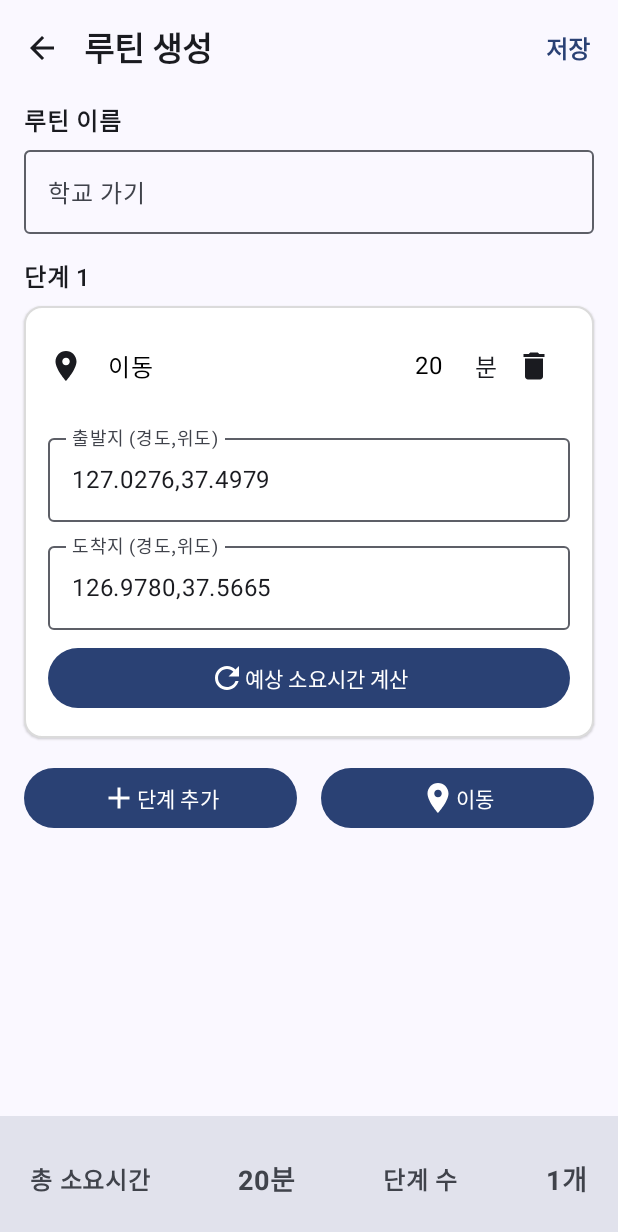
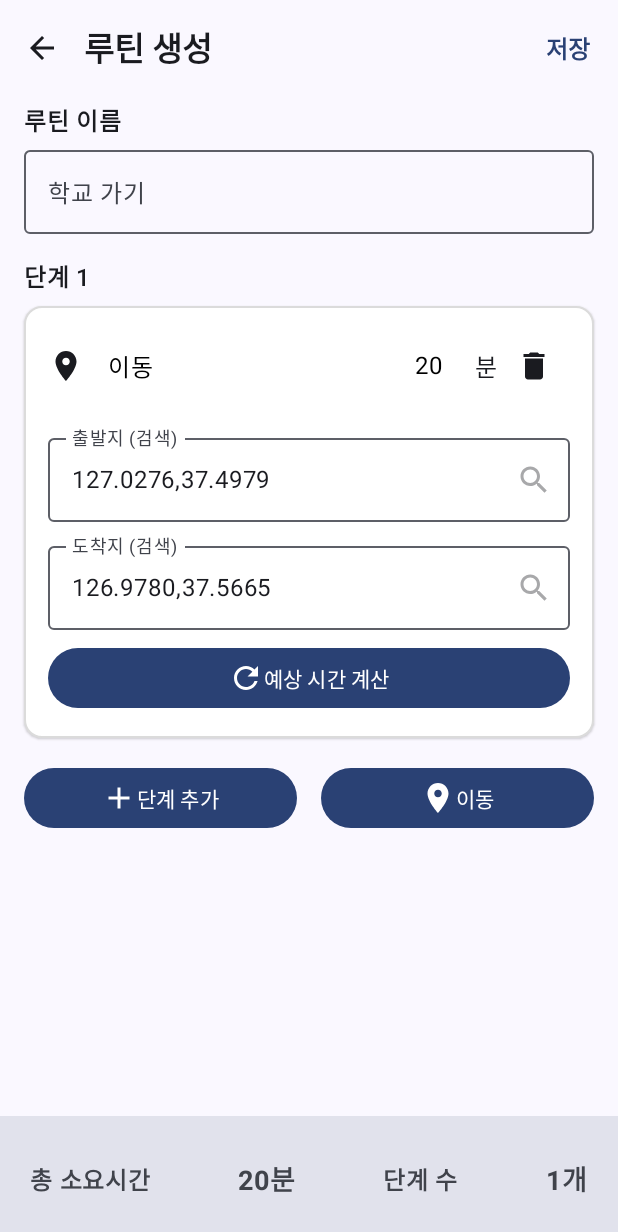
Before and after one commit to Br31-yeah/bigsister-android-br31, an Android app built with Jetpack Compose: the composable RoutineAddScreen called with empty values, after a tap on "이동", on a phone screen of 412 x 824 dp. Shown: the top 1232 px of the screen. Run offline under Robolectric (Android 15) with nearby library versions, the phone set to English and light mode, and no system bars; our stand-ins replace Dagger/Hilt's generated code, Room's generated code.

```diff
--- a/app/src/main/java/com/smwu/bigsister/ui/routine/RoutineAddScreen.kt
+++ b/app/src/main/java/com/smwu/bigsister/ui/routine/RoutineAddScreen.kt
@@ -1,6 +1,7 @@
 package com.smwu.bigsister.ui.routine
 
 import androidx.compose.foundation.BorderStroke
+import androidx.compose.foundation.clickable
 import androidx.compose.foundation.layout.Arrangement
 import androidx.compose.foundation.layout.Column
 import androidx.compose.foundation.layout.Row
@@ -20,6 +21,7 @@ import androidx.compose.material.icons.filled.ArrowBack
 import androidx.compose.material.icons.filled.Delete
 import androidx.compose.material.icons.filled.Place
 import androidx.compose.material.icons.filled.Refresh
+import androidx.compose.material.icons.filled.Search
 import androidx.compose.material.icons.filled.Star
 import androidx.compose.material3.BottomAppBar
 import androidx.compose.material3.Button
@@ -31,6 +33,7 @@ import androidx.compose.material3.IconButton
 import androidx.compose.material3.LocalTextStyle
 import androidx.compose.material3.MaterialTheme
 import androidx.compose.material3.OutlinedTextField
+import androidx.compose.material3.OutlinedTextFieldDefaults
 import androidx.compose.material3.Scaffold
 import androidx.compose.material3.Text
 import androidx.compose.material3.TextButton
@@ -40,14 +43,20 @@ import androidx.compose.runtime.Composable
 import androidx.compose.runtime.LaunchedEffect
 import androidx.compose.runtime.collectAsState
 import androidx.compose.runtime.getValue
+import androidx.compose.runtime.mutableStateOf
+import androidx.compose.runtime.remember
+import androidx.compose.runtime.setValue
 import androidx.compose.ui.Alignment
 import androidx.compose.ui.Modifier
 import androidx.compose.ui.graphics.Color
 import androidx.compose.ui.text.font.FontWeight
 import androidx.compose.ui.unit.dp
 import androidx.compose.ui.unit.sp
+import androidx.compose.ui.window.Dialog
+import androidx.compose.ui.window.DialogProperties
 import androidx.hilt.navigation.compose.hiltViewModel
 import com.smwu.bigsister.data.local.StepEntity
+import com.smwu.bigsister.ui.map.StationSearchScreen
 import com.smwu.bigsister.ui.viewmodel.RoutineEditState
 import com.smwu.bigsister.ui.viewmodel.RoutineViewModel
 
@@ -63,6 +72,11 @@ fun RoutineAddScreen(
 
     val uiState by viewModel.editState.collectAsState()
 
+    // ▼▼▼ [추가] 검색 팝업 상태 관리 ▼▼▼
+    // 어떤 단계(Step)의 출발지/도착지를 수정 중인지 저장합니다.
+    var activeSearchStepId by remember { mutableStateOf<Int?>(null) }
+    var activeSearchType by remember { mutableStateOf<String?>(null) } // "FROM" or "TO"
+
     Scaffold(
         topBar = {
             RoutineAddTopBar(
@@ -71,9 +85,7 @@ fun RoutineAddScreen(
                 onSaveClick = { viewModel.saveRoutine(onFinished = onNavigateBack) }
             )
         },
-        bottomBar = {
-            RoutineSummaryBar(state = uiState)
-        }
+        bottomBar = { RoutineSummaryBar(state = uiState) }
     ) { paddingValues ->
         LazyColumn(
             modifier = Modifier
@@ -82,7 +94,7 @@ fun RoutineAddScreen(
                 .padding(horizontal = 16.dp),
             verticalArrangement = Arrangement.spacedBy(16.dp)
         ) {
-            // 1. 루틴 이름 입력
+            // 1. 루틴 이름
             item {
                 Spacer(Modifier.height(4.dp))
                 Text("루틴 이름", fontWeight = FontWeight.SemiBold, fontSize = 16.sp)
@@ -99,15 +111,20 @@ fun RoutineAddScreen(
             itemsIndexed(uiState.steps, key = { _, step -> step.id }) { index, step ->
                 Text("단계 ${index + 1}", fontWeight = FontWeight.SemiBold, fontSize = 16.sp)
                 Spacer(Modifier.height(8.dp))
-                StepCard( // ✅ [수정] ViewModel을 전달하도록 변경
+                StepCard(
                     step = step,
                     viewModel = viewModel,
-                    onStepChanged = { updatedStep -> viewModel.updateStep(updatedStep) },
-                    onDeleteClick = { viewModel.removeStep(step) }
+                    onStepChanged = { viewModel.updateStep(it) },
+                    onDeleteClick = { viewModel.removeStep(step) },
+                    // ▼▼▼ 검색 버튼 클릭 시 팝업 열기 ▼▼▼
+                    onSearchClick = { type ->
+                        activeSearchStepId = step.id
+                        activeSearchType = type
+                    }
                 )
             }
 
-            // 3. 단계 추가 버튼
+            // 3. 버튼들
             item {
                 Row(
                     modifier = Modifier.fillMaxWidth(),
@@ -121,14 +138,55 @@ fun RoutineAddScreen(
                         Text("단계 추가")
                     }
                     Button(
-                        onClick = { viewModel.addMovementStep() }, // ✅ [수정] '이동' 단계 추가
+                        onClick = { viewModel.addMovementStep() },
                         modifier = Modifier.weight(1f)
                     ) {
                         Icon(Icons.Default.Place, contentDescription = null)
                         Text("이동")
                     }
                 }
-                Spacer(Modifier.height(100.dp)) // 하단 바 여백
+                Spacer(Modifier.height(100.dp))
+            }
+        }
+
+        // ▼▼▼ [추가] 검색 팝업 (조건부 표시) ▼▼▼
+        if (activeSearchStepId != null && activeSearchType != null) {
+            Dialog(
+                onDismissRequest = {
+                    activeSearchStepId = null
+                    activeSearchType = null
+                },
+                properties = DialogProperties(usePlatformDefaultWidth = false) // 전체 화면 사용
+            ) {
+                // 아까 만든 검색 화면을 여기에 띄웁니다!
+                StationSearchScreen(
+                    onDismiss = {
+                        activeSearchStepId = null
+                        activeSearchType = null
+                    },
+                    onStationSelected = { station ->
+                        // 선택된 역 정보를 뷰모델에 반영
+                        val currentSteps = uiState.steps
+                        val targetStep = currentSteps.find { it.id == activeSearchStepId }
+
+                        if (targetStep != null) {
+                            val newStep = if (activeSearchType == "FROM") {
+                                targetStep.copy(from = "${station.x},${station.y}") // 이름도 저장하면 좋음
+                            } else {
+                                targetStep.copy(to = "${station.x},${station.y}")
+                            }
+                            viewModel.updateStep(newStep)
+
+                            // 만약 출발/도착 둘 다 채워졌으면 자동 계산!
+                            if (newStep.from != null && newStep.to != null) {
+                                viewModel.calculateDuration(newStep)
+                            }
+                        }
+                        // 팝업 닫기
+                        activeSearchStepId = null
+                        activeSearchType = null
+                    }
+                )
             }
         }
     }
@@ -136,37 +194,26 @@ fun RoutineAddScreen(
 
 @OptIn(ExperimentalMaterial3Api::class)
 @Composable
-fun RoutineAddTopBar(
-    title: String,
-    onBackClick: () -> Unit,
-    onSaveClick: () -> Unit
-) {
+fun RoutineAddTopBar(title: String, onBackClick: () -> Unit, onSaveClick: () -> Unit) {
     TopAppBar(
         title = { Text(title, fontWeight = FontWeight.Bold) },
         navigationIcon = {
-            IconButton(onClick = onBackClick) {
-                Icon(Icons.Default.ArrowBack, contentDescription = "뒤로가기")
-            }
+            IconButton(onClick = onBackClick) { Icon(Icons.Default.ArrowBack, contentDescription = "뒤로가기") }
         },
         actions = {
-            TextButton(onClick = onSaveClick) {
-                Text("저장", fontWeight = FontWeight.Bold, fontSize = 16.sp)
-            }
+            TextButton(onClick = onSaveClick) { Text("저장", fontWeight = FontWeight.Bold, fontSize = 16.sp) }
         },
         colors = TopAppBarDefaults.topAppBarColors(containerColor = Color.Transparent)
     )
 }
 
-/**
- * 단계 수정 카드 (PDF 1, 4번)
- * [수정됨] isTransport 플래그에 따라 '이동' UI를 분기 처리
- */
 @Composable
 fun StepCard(
     step: StepEntity,
-    viewModel: RoutineViewModel, // ✅ [추가] 시간 계산 호출용
+    viewModel: RoutineViewModel,
     onStepChanged: (StepEntity) -> Unit,
-    onDeleteClick: () -> Unit
+    onDeleteClick: () -> Unit,
+    onSearchClick: (String) -> Unit // ✅ 검색 버튼 콜백 추가 ("FROM" or "TO")
 ) {
     Card(
         modifier = Modifier.fillMaxWidth(),
@@ -175,11 +222,11 @@ fun StepCard(
         border = BorderStroke(1.dp, Color.Gray.copy(alpha = 0.3f))
     ) {
         Column(Modifier.padding(16.dp)) {
-            // --- 1. 상단 공통 (아이콘, 이름, 시간, 삭제) ---
+            // 1. 상단 (이름, 시간)
             Row(verticalAlignment = Alignment.CenterVertically) {
                 Icon(
                     imageVector = if (step.isTransport) Icons.Default.Place else Icons.Default.Star,
-                    contentDescription = "단계 아이콘",
+                    contentDescription = null,
                     modifier = Modifier.size(24.dp)
                 )
                 Spacer(Modifier.width(16.dp))
@@ -189,7 +236,6 @@ fun StepCard(
                     modifier = Modifier.weight(1f),
                     textStyle = LocalTextStyle.current.copy(fontSize = 16.sp)
                 )
-                // ✅ '이동' 단계이고, API 계산값이 있으면 수동 변경 불가
                 BasicTextField(
                     value = step.duration.toString(),
                     onValueChange = { onStepChanged(step.copy(duration = it.toIntOrNull() ?: 0)) },
@@ -203,30 +249,51 @@ fun StepCard(
                 }
             }
 
-            // --- 2. '이동' 단계 전용 UI (PDF 4번) ---
+            // 2. 이동 단계일 때 -> 검색 버튼 표시
             if (step.isTransport) {
                 Spacer(Modifier.height(16.dp))
-                // TODO: 실제로는 장소 검색(PDF 2번) 후 경도/위도(String)로 변환해야 함
+
+                // 출발지 검색 버튼
                 OutlinedTextField(
                     value = step.from ?: "",
-                    onValueChange = { onStepChanged(step.copy(from = it)) },
-                    label = { Text("출발지 (경도,위도)") },
-                    modifier = Modifier.fillMaxWidth()
+                    onValueChange = {}, // 읽기 전용
+                    label = { Text("출발지 (검색)") },
+                    modifier = Modifier.fillMaxWidth().clickable { onSearchClick("FROM") },
+                    enabled = false, // 직접 입력 막고 클릭만 허용
+                    colors = OutlinedTextFieldDefaults.colors(
+                        disabledTextColor = MaterialTheme.colorScheme.onSurface,
+                        disabledBorderColor = MaterialTheme.colorScheme.outline,
+                        disabledLabelColor = MaterialTheme.colorScheme.onSurfaceVariant
+                    ),
+                    trailingIcon = { Icon(Icons.Default.Search, contentDescription = null) }
                 )
+
                 Spacer(Modifier.height(8.dp))
+
+                // 도착지 검색 버튼
                 OutlinedTextField(
                     value = step.to ?: "",
-                    onValueChange = { onStepChanged(step.copy(to = it)) },
-                    label = { Text("도착지 (경도,위도)") },
-                    modifier = Modifier.fillMaxWidth()
+                    onValueChange = {},
+                    label = { Text("도착지 (검색)") },
+                    modifier = Modifier.fillMaxWidth().clickable { onSearchClick("TO") },
+                    enabled = false,
+                    trailingIcon = { Icon(Icons.Default.Search, contentDescription = null) },
+                    colors = OutlinedTextFieldDefaults.colors(
+                        disabledTextColor = MaterialTheme.colorScheme.onSurface,
+                        disabledBorderColor = MaterialTheme.colorScheme.outline,
+                        disabledLabelColor = MaterialTheme.colorScheme.onSurfaceVariant
+                    )
                 )
+
                 Spacer(Modifier.height(8.dp))
+
+                // 시간 재계산 버튼
                 Button(
-                    onClick = { viewModel.calculateDuration(step) }, // ✅ 시간 계산 호출
+                    onClick = { viewModel.calculateDuration(step) },
                     modifier = Modifier.fillMaxWidth()
                 ) {
-                    Icon(Icons.Default.Refresh, contentDescription = "시간 계산")
-                    Text("예상 소요시간 계산")
+                    Icon(Icons.Default.Refresh, contentDescription = null)
+                    Text(if(step.calculatedDuration != null) "시간 재계산" else "예상 시간 계산")
                 }
             }
         }
@@ -235,26 +302,17 @@ fun StepCard(
 
 @Composable
 fun RoutineSummaryBar(state: RoutineEditState) {
-    // (기존 코드와 동일)
     val totalMinutes = state.steps.sumOf { it.duration }
-    val totalTimeStr = if (totalMinutes >= 60) {
-        "${totalMinutes / 60}시간 ${totalMinutes % 60}분"
-    } else {
-        "${totalMinutes}분"
-    }
+    val totalTimeStr = if (totalMinutes >= 60) "${totalMinutes / 60}시간 ${totalMinutes % 60}분" else "${totalMinutes}분"
 
-    BottomAppBar(
-        containerColor = MaterialTheme.colorScheme.surfaceVariant,
-    ) {
+    BottomAppBar(containerColor = MaterialTheme.colorScheme.surfaceVariant) {
         Row(
-            modifier = Modifier
-                .fillMaxWidth()
-                .padding(horizontal = 16.dp),
+            modifier = Modifier.fillMaxWidth().padding(horizontal = 16.dp),
             horizontalArrangement = Arrangement.SpaceBetween,
             verticalAlignment = Alignment.CenterVertically
         ) {
             Text("총 소요시간", fontWeight = FontWeight.Bold)
-            Text("$totalTimeStr", fontWeight = FontWeight.Bold, fontSize = 18.sp)
+            Text(totalTimeStr, fontWeight = FontWeight.Bold, fontSize = 18.sp)
             Text("단계 수", fontWeight = FontWeight.Bold)
             Text("${state.steps.size}개", fontWeight = FontWeight.Bold, fontSize = 18.sp)
         }
--- a/app/src/main/java/com/smwu/bigsister/ui/viewmodel/RoutineViewModel.kt
+++ b/app/src/main/java/com/smwu/bigsister/ui/viewmodel/RoutineViewModel.kt
@@ -5,7 +5,8 @@ import androidx.lifecycle.viewModelScope
 import com.smwu.bigsister.data.local.RoutineEntity
 import com.smwu.bigsister.data.local.RoutineWithSteps
 import com.smwu.bigsister.data.local.StepEntity
-import com.smwu.bigsister.data.repository.MapRepository // ✅ [추가]
+import com.smwu.bigsister.data.network.StationInfo
+import com.smwu.bigsister.data.repository.MapRepository
 import com.smwu.bigsister.data.repository.RoutineRepository
 import dagger.hilt.android.lifecycle.HiltViewModel
 import kotlinx.coroutines.flow.Flow
@@ -26,11 +27,33 @@ data class RoutineEditState(
 @HiltViewModel
 class RoutineViewModel @Inject constructor(
     private val routineRepository: RoutineRepository,
-    private val mapRepository: MapRepository // ✅ [추가] MapRepository 주입
+    private val mapRepository: MapRepository
 ) : ViewModel() {
 
     // --- '루틴 탭' (No. 5) 용 ---
     val routineListWithSteps: Flow<List<RoutineWithSteps>> = routineRepository.routinesWithSteps
+
+    // --- ▼▼▼ [추가된 부분] 1단계: 지하철역 검색 결과 관리 ▼▼▼ ---
+    private val _searchResults = MutableStateFlow<List<StationInfo>>(emptyList())
+    val searchResults: StateFlow<List<StationInfo>> = _searchResults.asStateFlow()
+
+    // 역 이름으로 검색하기 (예: "강남")
+    fun searchStation(name: String) {
+        if (name.isBlank()) return
+
+        viewModelScope.launch {
+            // MapRepository에 만들어둔 검색 함수 호출
+            val results = mapRepository.searchStationByName(name)
+            _searchResults.value = results
+        }
+    }
+
+    // 검색 결과 비우기 (창 닫을 때 사용)
+    fun clearSearchResults() {
+        _searchResults.value = emptyList()
+    }
+    // --- ▲▲▲ [추가 완료] ▲▲▲ ---
+
 
     fun deleteRoutine(routine: RoutineEntity) {
         viewModelScope.launch {
@@ -66,7 +89,7 @@ class RoutineViewModel @Inject constructor(
         _editState.update { it.copy(title = title) }
     }
 
-    // ✅ [수정] '일반 단계' 추가
+    // '일반 단계' 추가
     fun addBlankStep() {
         val newStep = StepEntity(
             id = System.currentTimeMillis().toInt(),
@@ -76,7 +99,7 @@ class RoutineViewModel @Inject constructor(
             duration = 10,
             stepOrder = _editState.value.steps.size + 1,
             memo = null,
-            isTransport = false, // ✅ false
+            isTransport = false,
             from = null,
             to = null,
             transportMode = null,
@@ -85,7 +108,7 @@ class RoutineViewModel @Inject constructor(
         _editState.update { it.copy(steps = it.steps + newStep) }
     }
 
-    // ✅ [신규] '이동 단계' 추가 (PDF 12페이지)
+    // '이동 단계' 추가
     fun addMovementStep() {
         val newStep = StepEntity(
             id = System.currentTimeMillis().toInt(),
@@ -95,7 +118,7 @@ class RoutineViewModel @Inject constructor(
             duration = 20, // 임시
             stepOrder = _editState.value.steps.size + 1,
             memo = null,
-            isTransport = true, // ✅ true
+            isTransport = true,
             from = "127.0276,37.4979", // 임시: 강남역
             to = "126.9780,37.5665", // 임시: 시청역
             transportMode = "driving", // 임시
@@ -117,24 +140,19 @@ class RoutineViewModel @Inject constructor(
         }
     }
 
-    // ✅ [신규] '예상 시간 계산' 기능 (PDF 12페이지 6-3)
+    // '예상 시간 계산' 기능
     fun calculateDuration(step: StepEntity) {
         if (!step.isTransport || step.from == null || step.to == null) return
 
         viewModelScope.launch {
-            // TODO: 'from'/'to'에 있는 장소 이름을 경도/위도로 변환하는 로직 필요
-            // (지금은 경도/위도가 이미 입력되었다고 가정)
             val duration = mapRepository.getExpectedDuration(step.from!!, step.to!!)
 
             if (duration > 0) {
-                // API 호출 성공 시, 'duration'과 'calculatedDuration'을 업데이트
                 val updatedStep = step.copy(
                     duration = duration,
                     calculatedDuration = duration
                 )
                 updateStep(updatedStep)
-            } else {
-                // TODO: API 실패 시 에러 처리
             }
         }
     }
```
Also changed, not shown: app/build.gradle.kts (+7 -0 lines), app/src/main/AndroidManifest.xml (+5 -2 lines), app/src/main/java/com/smwu/bigsister/MainActivity.kt (+5 -30 lines), app/src/main/java/com/smwu/bigsister/data/network/ODsayData.kt (added, +57 -0 lines), app/src/main/java/com/smwu/bigsister/data/network/ODsayService.kt (added, +28 -0 lines), app/src/main/java/com/smwu/bigsister/data/remote/NaverMapApi.kt (deleted, +0 -21 lines), app/src/main/java/com/smwu/bigsister/data/repository/MapRepository.kt (+60 -19 lines), app/src/main/java/com/smwu/bigsister/di/NetworkModule.kt (+11 -5 lines), app/src/main/java/com/smwu/bigsister/ui/KakaoMapTest.kt (deleted, +0 -43 lines), app/src/main/java/com/smwu/bigsister/ui/map/GoogleMapScreen.kt (added, +26 -0 lines), app/src/main/java/com/smwu/bigsister/ui/map/StationSearchScreen.kt (added, +129 -0 lines).
